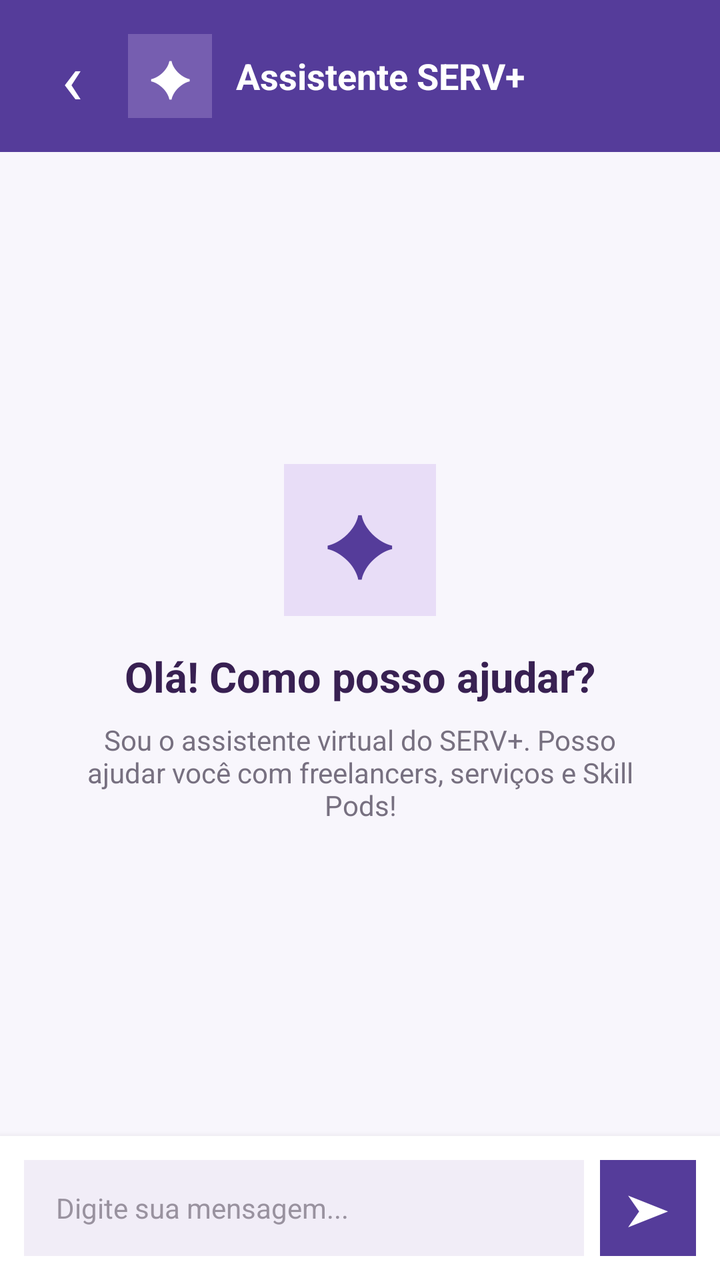
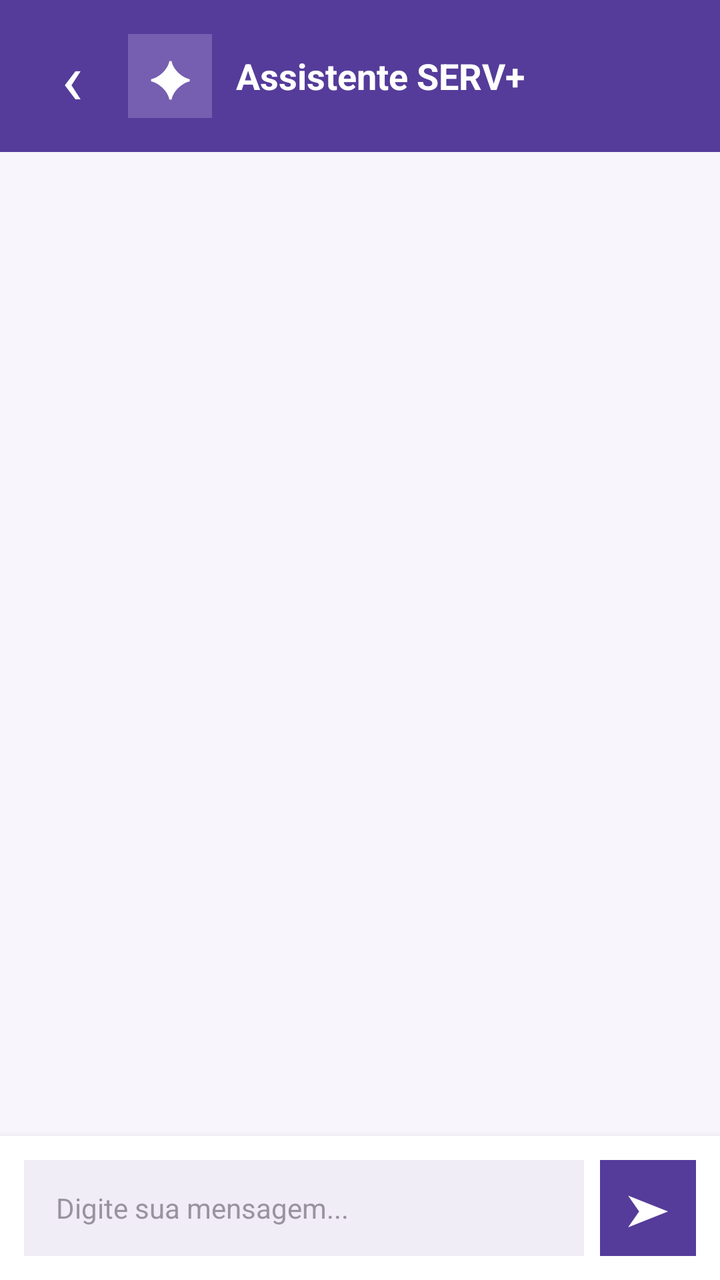

Two renders of the same Android screen: before a commit and after it. Below are the layout's source before the change and the commit's diff.
<!-- AndroidManifest.xml: application theme Theme.PiMobile -->
<!-- res/layout/activity_chatbot.xml -->
<LinearLayout
    xmlns:android="http://schemas.android.com/apk/res/android"
    android:layout_width="match_parent"
    android:layout_height="match_parent"
    android:orientation="vertical"
    android:background="#F8F6FC">

    
    <LinearLayout
        android:layout_width="match_parent"
        android:layout_height="76dp"
        android:background="#553C9A"
        android:gravity="center_vertical"
        android:orientation="horizontal"
        android:paddingHorizontal="16dp">

        <TextView
            android:id="@+id/btnVoltarChat"
            android:layout_width="40dp"
            android:layout_height="48dp"
            android:gravity="center"
            android:text="‹"
            android:textColor="#FFFFFF"
            android:textSize="36sp" />

        <TextView
            android:layout_width="42dp"
            android:layout_height="42dp"
            android:layout_marginStart="8dp"
            android:background="#765EB0"
            android:gravity="center"
            android:text="✦"
            android:textColor="#FFFFFF"
            android:textSize="25sp" />

        <LinearLayout
            android:layout_width="0dp"
            android:layout_height="wrap_content"
            android:layout_weight="1"
            android:layout_marginStart="12dp"
            android:orientation="vertical">

            <TextView
                android:layout_width="wrap_content"
                android:layout_height="wrap_content"
                android:text="Assistente SERV+"
                android:textColor="#FFFFFF"
                android:textSize="18sp"
                android:textStyle="bold" />

        </LinearLayout>

    </LinearLayout>

    
    <ScrollView
        android:layout_width="match_parent"
        android:layout_height="0dp"
        android:layout_weight="1"
        android:fillViewport="true"
        android:padding="16dp"
        android:scrollbars="none">

        <LinearLayout
            android:layout_width="match_parent"
            android:layout_height="match_parent"
            android:gravity="center"
            android:orientation="vertical"
            android:padding="20dp">

            <TextView
                android:layout_width="76dp"
                android:layout_height="76dp"
                android:background="#E8DDF7"
                android:gravity="center"
                android:text="✦"
                android:textColor="#553C9A"
                android:textSize="42sp" />

            <TextView
                android:layout_width="wrap_content"
                android:layout_height="wrap_content"
                android:layout_marginTop="16dp"
                android:text="Olá! Como posso ajudar?"
                android:textColor="#382052"
                android:textSize="21sp"
                android:textStyle="bold" />

            <TextView
                android:layout_width="match_parent"
                android:layout_height="wrap_content"
                android:layout_marginTop="8dp"
                android:gravity="center"
                android:text="Sou o assistente virtual do SERV+. Posso ajudar você com freelancers, serviços e Skill Pods!"
                android:textColor="#777080"
                android:textSize="14sp" />

        </LinearLayout>

    </ScrollView>

    
    <LinearLayout
        android:layout_width="match_parent"
        android:layout_height="wrap_content"
        android:background="#FFFFFF"
        android:elevation="6dp"
        android:gravity="center_vertical"
        android:orientation="horizontal"
        android:padding="12dp">

        <EditText
            android:id="@+id/edtMensagemChat"
            android:layout_width="0dp"
            android:layout_height="48dp"
            android:layout_weight="1"
            android:background="#F1EDF7"
            android:hint="Digite sua mensagem..."
            android:inputType="textCapSentences|textMultiLine"
            android:maxLines="3"
            android:paddingHorizontal="16dp"
            android:textColor="#382052"
            android:textColorHint="#99929F"
            android:textSize="14sp" />

        <TextView
            android:layout_width="48dp"
            android:layout_height="48dp"
            android:layout_marginStart="8dp"
            android:background="#553C9A"
            android:gravity="center"
            android:text="➤"
            android:textColor="#FFFFFF"
            android:textSize="22sp" />

    </LinearLayout>

</LinearLayout>
<!-- resources referenced by this layout -->
<resources>
  <style name="Theme.PiMobile" parent="Base.Theme.PiMobile" />
  <style name="Base.Theme.PiMobile" parent="Theme.Material3.DayNight.NoActionBar">
          
          
      </style>
</resources>

<!-- the commit's change to res/layout/activity_chatbot.xml (unified diff, before → after) -->
@@ -54,6 +54,7 @@
 
     
     <ScrollView
+        android:id="@+id/scrollMensagens"
         android:layout_width="match_parent"
         android:layout_height="0dp"
         android:layout_weight="1"
@@ -62,40 +63,10 @@
         android:scrollbars="none">
 
         <LinearLayout
+            android:id="@+id/layoutMensagens"
             android:layout_width="match_parent"
-            android:layout_height="match_parent"
-            android:gravity="center"
-            android:orientation="vertical"
-            android:padding="20dp">
-
-            <TextView
-                android:layout_width="76dp"
-                android:layout_height="76dp"
-                android:background="#E8DDF7"
-                android:gravity="center"
-                android:text="✦"
-                android:textColor="#553C9A"
-                android:textSize="42sp" />
-
-            <TextView
-                android:layout_width="wrap_content"
-                android:layout_height="wrap_content"
-                android:layout_marginTop="16dp"
-                android:text="Olá! Como posso ajudar?"
-                android:textColor="#382052"
-                android:textSize="21sp"
-                android:textStyle="bold" />
-
-            <TextView
-                android:layout_width="match_parent"
-                android:layout_height="wrap_content"
-                android:layout_marginTop="8dp"
-                android:gravity="center"
-                android:text="Sou o assistente virtual do SERV+. Posso ajudar você com freelancers, serviços e Skill Pods!"
-                android:textColor="#777080"
-                android:textSize="14sp" />
-
-        </LinearLayout>
+            android:layout_height="wrap_content"
+            android:orientation="vertical" />
 
     </ScrollView>
 
@@ -124,6 +95,7 @@
             android:textSize="14sp" />
 
         <TextView
+            android:id="@+id/btnEnviarChat"
             android:layout_width="48dp"
             android:layout_height="48dp"
             android:layout_marginStart="8dp"
